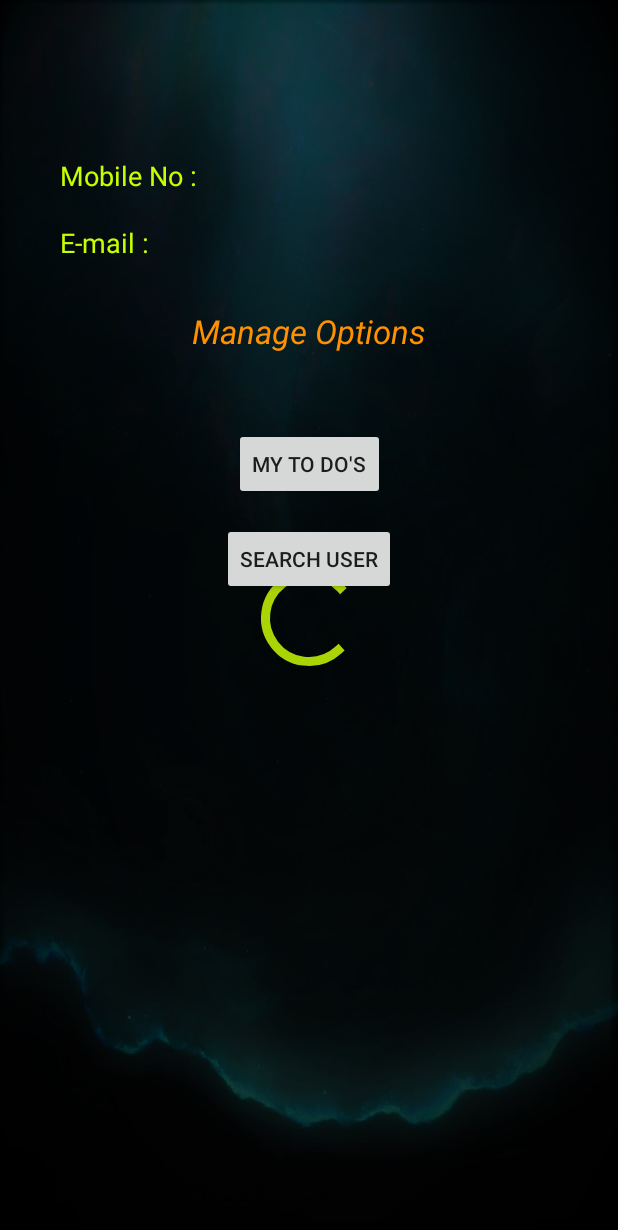
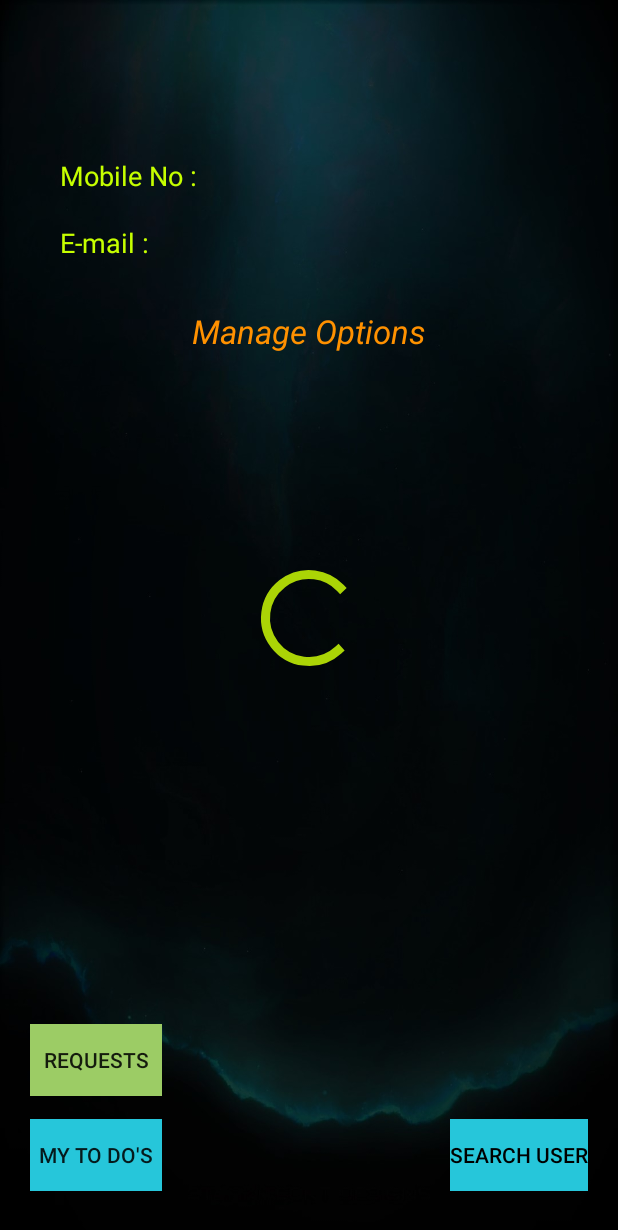
Before and after one commit to vickynov13/Lists, an Android app: the layout activity_user_main.xml on its own in the app's theme, with its tools: preview values and no code run, on a phone screen of 412 x 824 dp. Shown: the top 1230 px of the screen. Run offline under Robolectric (Android 15) with nearby library versions, the phone set to English and light mode, and no system bars.

```diff
--- a/app/src/main/AndroidManifest.xml
+++ b/app/src/main/AndroidManifest.xml
@@ -14,8 +14,9 @@
         android:roundIcon="@mipmap/ic_launcher_round"
         android:supportsRtl="true"
         android:theme="@style/NoAction">
-        <activity android:name=".SelectedUsersList"></activity>
-        <activity android:name=".SearchUser"></activity>
+        <activity android:name=".UserRequests"></activity>
+        <activity android:name=".SelectedUsersList" />
+        <activity android:name=".SearchUser" />
         <activity android:name=".UserMain" />
         <activity android:name=".RegisterUser" />
         <activity android:name=".ToDolistMain" />
--- a/app/src/main/res/layout/activity_user_main.xml
+++ b/app/src/main/res/layout/activity_user_main.xml
@@ -17,17 +17,6 @@
         app:layout_constraintStart_toStartOf="parent"
         app:layout_constraintTop_toTopOf="parent"
         app:layout_constraintVertical_bias="0.0">
-
-        <ProgressBar
-            android:id="@+id/progressBar2"
-            style="@android:style/Widget.DeviceDefault.Light.ProgressBar.Large"
-            android:layout_width="wrap_content"
-            android:layout_height="wrap_content"
-            android:layout_centerInParent="true"
-            app:layout_constraintBottom_toBottomOf="parent"
-            app:layout_constraintEnd_toEndOf="parent"
-            app:layout_constraintStart_toStartOf="parent"
-            app:layout_constraintTop_toTopOf="parent" />
 
         <TextView
             android:id="@+id/textView1"
@@ -114,21 +103,47 @@
             android:id="@+id/viewlist"
             android:layout_width="wrap_content"
             android:layout_height="wrap_content"
-            android:layout_marginTop="50dp"
+            android:layout_marginStart="20dp"
+            android:layout_marginLeft="20dp"
+            android:layout_marginBottom="30dp"
+            android:background="#26C6DA"
             android:text="@string/mytodo"
-            app:layout_constraintEnd_toEndOf="parent"
-            app:layout_constraintStart_toStartOf="parent"
-            app:layout_constraintTop_toBottomOf="@+id/textView6" />
+            app:layout_constraintBottom_toBottomOf="parent"
+            app:layout_constraintStart_toStartOf="parent" />
 
         <Button
             android:id="@+id/searchuser"
             android:layout_width="wrap_content"
             android:layout_height="wrap_content"
-            android:layout_marginTop="15dp"
+            android:layout_marginEnd="20dp"
+            android:layout_marginRight="20dp"
+            android:background="#26C6DA"
             android:text="@string/searchuser"
+            android:textColor="#000000"
+            app:layout_constraintEnd_toEndOf="parent"
+            app:layout_constraintTop_toTopOf="@+id/viewlist" />
+
+        <Button
+            android:id="@+id/requests"
+            android:layout_width="wrap_content"
+            android:layout_height="wrap_content"
+            android:layout_marginStart="20dp"
+            android:layout_marginLeft="20dp"
+            android:layout_marginBottom="15dp"
+            android:background="#9CCC65"
+            android:text="@string/requests"
+            app:layout_constraintBottom_toTopOf="@+id/viewlist"
+            app:layout_constraintStart_toStartOf="parent" />
+
+        <ProgressBar
+            android:id="@+id/progressBar2"
+            style="@android:style/Widget.DeviceDefault.Light.ProgressBar.Large.Inverse"
+            android:layout_width="wrap_content"
+            android:layout_height="wrap_content"
+            app:layout_constraintBottom_toBottomOf="parent"
             app:layout_constraintEnd_toEndOf="parent"
             app:layout_constraintStart_toStartOf="parent"
-            app:layout_constraintTop_toBottomOf="@+id/viewlist" />
+            app:layout_constraintTop_toTopOf="parent" />
 
     </androidx.constraintlayout.widget.ConstraintLayout>
 
--- a/app/src/main/res/values/strings.xml
+++ b/app/src/main/res/values/strings.xml
@@ -24,4 +24,6 @@
     <string name='selecteduserlist'>List of Activities for Selected User</string>string>
     <string name='addtolist'>Add</string>string>
     <string name='clicktoedit'>Click to Edit</string>string>
+    <string name='requests'>Requests</string>string>
+    <string name='requestheader'>Below Users have Requested Access \n (Click on user name for Actions)</string>string>
 </resources>
```
Also changed, not shown: app/src/main/java/my/app/lists/SearchUser.java (+131 -3 lines), app/src/main/java/my/app/lists/UserMain.java (+18 -1 lines), app/src/main/java/my/app/lists/UserRequests.java (added, +180 -0 lines), app/src/main/res/layout/activity_user_requests.xml (added, +46 -0 lines).
